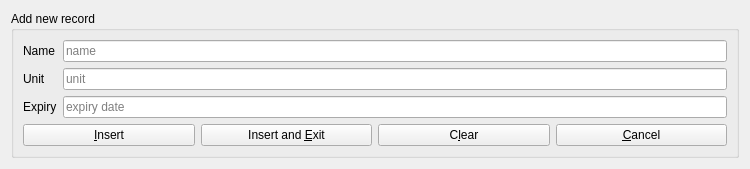
wnt-zhp/zarlock-cpp, file src/ui/ProductsRecordWidget.ui: the form before one commit.
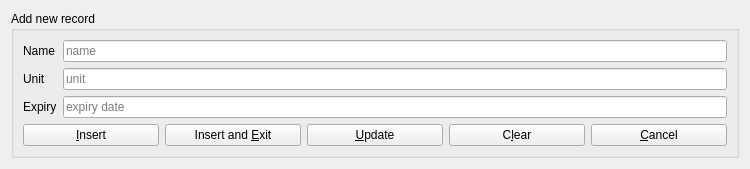
The form after the commit. Custom widgets are drawn as their Qt base class.

What changed in the file:
```diff
--- a/src/ui/ProductsRecordWidget.ui
+++ b/src/ui/ProductsRecordWidget.ui
@@ -75,6 +75,13 @@
           </property>
          </widget>
         </item>
+        <item>
+         <widget class="QPushButton" name="action_update">
+          <property name="text">
+           <string>&amp;Update</string>
+          </property>
+         </widget>
+        </item>
         <item>
          <widget class="QPushButton" name="action_clear">
           <property name="text">
```
